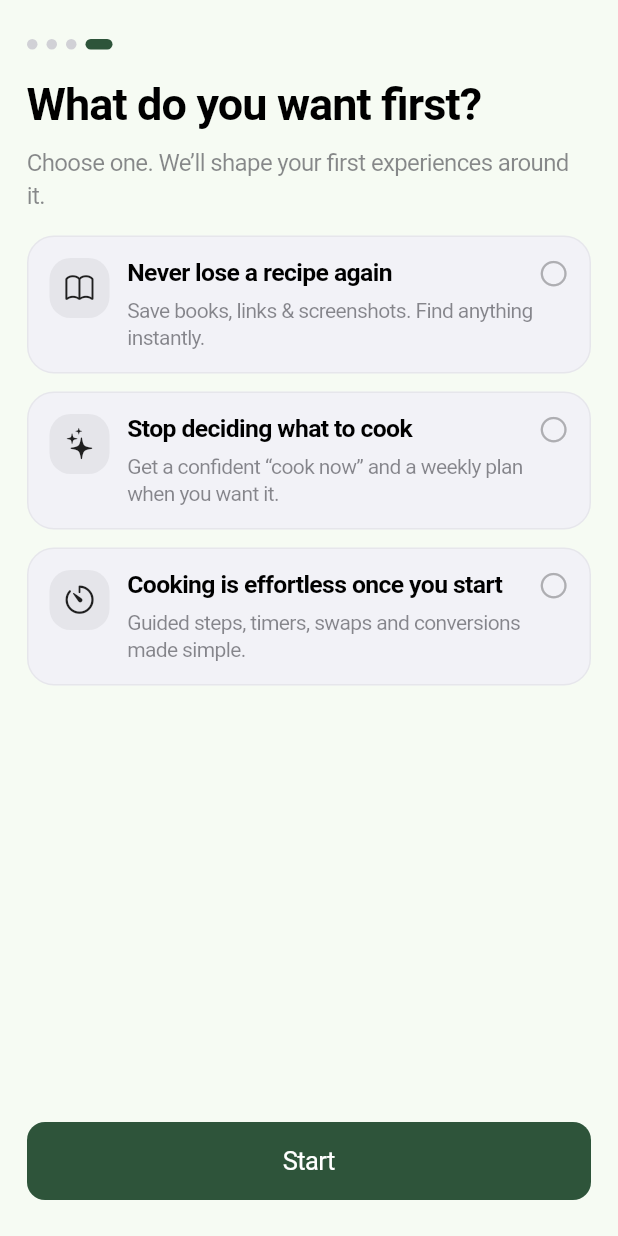
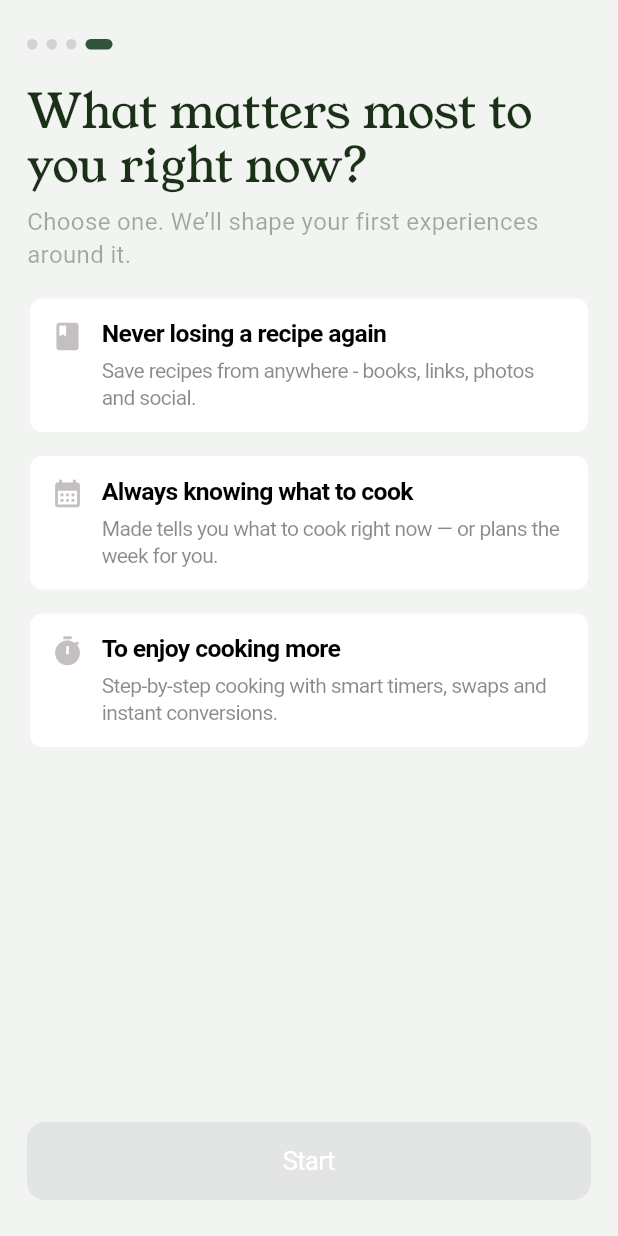
Before and after one commit to mattpidden/recipe_app, a Flutter app: the screen it shows after launch, swiped to page 4, on a phone screen of 412 x 824 dp. Run offline on Flutter 3.47's test engine with Material 3 defaults, Android fonts, the phone set to English and light mode, and no system bars; our stand-ins replace audioplayers, cloud_firestore, cloud_functions, firebase_analytics, firebase_auth, firebase_core and 11 more; missing offline and left inert: google_mlkit_barcode_scanning, google_mlkit_text_recognition, purchases_flutter, purchases_ui_flutter; accounts and stored records are empty; generated files the repository leaves out were written again; network calls fail.

Commit message:
added more onboarding features

```diff
--- a/lib/main.dart
+++ b/lib/main.dart
@@ -6,7 +6,7 @@ import 'package:provider/provider.dart';
 import 'package:recipe_app/firebase_options.dart';
 import 'package:recipe_app/main_page.dart';
 import 'package:recipe_app/notifiers/notifier.dart';
-import 'package:recipe_app/pages/onboarding_page.dart';
+import 'package:recipe_app/onboarding/onboarding_page.dart';
 import 'package:recipe_app/styles/colours.dart';
 import 'package:recipe_app/subscription/initalize.dart';
 
--- a/lib/pages/onboarding_page.dart
+++ b/lib/onboarding/onboarding_page.dart
@@ -1,3 +1,4 @@
+import 'package:firebase_auth/firebase_auth.dart';
 import 'package:flutter/cupertino.dart';
 import 'package:flutter/material.dart';
 import 'package:recipe_app/main_page.dart';
@@ -17,6 +18,15 @@ class _OnboardingPageState extends State<OnboardingPage> {
 
   String? _selectedOutcome; // page 4
 
+  Future<User> signInAnonymouslyIfNeeded() async {
+    final auth = FirebaseAuth.instance;
+    if (auth.currentUser != null) {
+      return auth.currentUser!;
+    }
+    final credential = await auth.signInAnonymously();
+    return credential.user!;
+  }
+
   void _next() {
     if (_page < 3) {
       _controller.nextPage(
@@ -27,7 +37,16 @@ class _OnboardingPageState extends State<OnboardingPage> {
       // TODO: persist _selectedOutcome, then go to personalised AHA flow / paywall
       // Example:
       // Navigator.of(context).pushReplacementNamed('/paywall');
+      Navigator.of(
+        context,
+      ).pushReplacement(MaterialPageRoute(builder: (_) => const MainPage()));
     }
+  }
+
+  @override
+  void initState() {
+    super.initState();
+    signInAnonymouslyIfNeeded();
   }
 
   @override
@@ -42,6 +61,7 @@ class _OnboardingPageState extends State<OnboardingPage> {
     final bottomPad = media.padding.bottom;
 
     return Scaffold(
+      backgroundColor: AppColors.backgroundColour,
       body: SafeArea(
         bottom: false,
         child: Column(
@@ -67,21 +87,21 @@ class _OnboardingPageState extends State<OnboardingPage> {
                   _OutcomePage(
                     headline: "Never lose a recipe again",
                     subhead:
-                        "Cookbooks, websites, reels, tiktoks — all saved in one place.",
+                        "Save recipes from anywhere - books, links, photos and social.",
+                    index: 1,
                     // Swap this placeholder for an image later
-                    hero: const _HeroBlob(icon: CupertinoIcons.book),
                   ),
                   _OutcomePage(
-                    headline: "Stop deciding what to cook",
+                    headline: "Always know what to cook",
                     subhead:
-                        "Get a confident suggestion for right now — or a plan for the week.",
-                    hero: const _HeroBlob(icon: CupertinoIcons.sparkles),
+                        "Made tells you what to cook right now — or plans the week for you.",
+                    index: 2,
                   ),
                   _OutcomePage(
-                    headline: "Cooking is effortless once you start",
+                    headline: "Just cook. We’ll handle the rest.",
                     subhead:
-                        "Step-by-step cooking mode with built-insmart timers, swaps and conversions.",
-                    hero: const _HeroBlob(icon: CupertinoIcons.timer),
+                        "Step-by-step cooking with smart timers, swaps and instant conversions.",
+                    index: 3,
                   ),
                   _PickOutcomePage(
                     selected: _selectedOutcome,
@@ -100,13 +120,7 @@ class _OnboardingPageState extends State<OnboardingPage> {
                     width: double.infinity,
                     child: CupertinoButton.filled(
                       onPressed: (_page == 3 && _selectedOutcome == null)
-                          ? () {
-                              Navigator.of(context).pushReplacement(
-                                MaterialPageRoute(
-                                  builder: (_) => const MainPage(),
-                                ),
-                              );
-                            }
+                          ? null
                           : _next,
                       child: Text(_page < 3 ? "Continue" : "Start"),
                     ),
@@ -125,12 +139,12 @@ class _OnboardingPageState extends State<OnboardingPage> {
 class _OutcomePage extends StatelessWidget {
   final String headline;
   final String subhead;
-  final Widget hero;
+  final int index;
 
   const _OutcomePage({
     required this.headline,
     required this.subhead,
-    required this.hero,
+    required this.index,
   });
 
   @override
@@ -155,7 +169,7 @@ class _OutcomePage extends StatelessWidget {
             child: Center(
               child: ConstrainedBox(
                 constraints: const BoxConstraints(maxWidth: 520),
-                child: hero,
+                child: Image.asset("assets/$index.png"),
               ),
             ),
           ),
@@ -173,54 +187,49 @@ class _PickOutcomePage extends StatelessWidget {
 
   @override
   Widget build(BuildContext context) {
-    final t = CupertinoTheme.of(context).textTheme;
     return Padding(
       padding: const EdgeInsets.fromLTRB(18, 14, 18, 10),
       child: Column(
         crossAxisAlignment: CrossAxisAlignment.start,
         children: [
           Text(
-            "What do you want first?",
-            style: t.navLargeTitleTextStyle.copyWith(
-              fontSize: 30,
-              height: 1.05,
-              letterSpacing: -0.6,
-            ),
+            "What matters most to you right now?",
+            style: TextStyles.hugeTitle.copyWith(height: 1),
           ),
           const SizedBox(height: 10),
           Text(
             "Choose one. We’ll shape your first experiences around it.",
-            style: t.textStyle.copyWith(
+            style: TextStyle(
               fontSize: 16,
               height: 1.35,
-              color: CupertinoColors.secondaryLabel,
+              color: AppColors.primaryTextColour.withAlpha(100),
             ),
           ),
           const SizedBox(height: 16),
 
           _ChoiceCard(
-            title: "Never lose a recipe again",
+            title: "Never losing a recipe again",
             subtitle:
-                "Save books, links & screenshots. Find anything instantly.",
-            icon: CupertinoIcons.book,
+                "Save recipes from anywhere - books, links, photos and social.",
+            icon: Icons.book,
             selected: selected == "save",
             onTap: () => onSelect("save"),
           ),
           const SizedBox(height: 12),
           _ChoiceCard(
-            title: "Stop deciding what to cook",
+            title: "Always knowing what to cook",
             subtitle:
-                "Get a confident “cook now” and a weekly plan when you want it.",
-            icon: CupertinoIcons.sparkles,
+                "Made tells you what to cook right now — or plans the week for you.",
+            icon: Icons.calendar_month,
             selected: selected == "decide",
             onTap: () => onSelect("decide"),
           ),
           const SizedBox(height: 12),
           _ChoiceCard(
-            title: "Cooking is effortless once you start",
+            title: "To enjoy cooking more",
             subtitle:
-                "Guided steps, timers, swaps and conversions made simple.",
-            icon: CupertinoIcons.timer,
+                "Step-by-step cooking with smart timers, swaps and instant conversions.",
+            icon: Icons.timer,
             selected: selected == "cook",
             onTap: () => onSelect("cook"),
           ),
@@ -252,12 +261,12 @@ class _ChoiceCard extends StatelessWidget {
     final t = CupertinoTheme.of(context).textTheme;
 
     final bg = selected
-        ? CupertinoTheme.of(context).primaryColor.withOpacity(0.12)
-        : CupertinoColors.systemGrey6;
+        ? const Color.fromARGB(255, 223, 235, 226)
+        : Colors.white;
 
     final border = selected
-        ? CupertinoTheme.of(context).primaryColor.withOpacity(0.45)
-        : CupertinoColors.systemGrey4.withOpacity(0.35);
+        ? AppColors.primaryColour
+        : AppColors.backgroundColour;
 
     return GestureDetector(
       behavior: HitTestBehavior.opaque,
@@ -266,20 +275,18 @@ class _ChoiceCard extends StatelessWidget {
         padding: const EdgeInsets.all(14),
         decoration: BoxDecoration(
           color: bg,
-          borderRadius: BorderRadius.circular(18),
-          border: Border.all(color: border, width: 1),
+          borderRadius: BorderRadius.circular(10),
+          border: Border.all(color: border, width: 2),
         ),
         child: Row(
           crossAxisAlignment: CrossAxisAlignment.start,
           children: [
-            Container(
-              width: 40,
-              height: 40,
-              decoration: BoxDecoration(
-                color: CupertinoColors.systemGrey5,
-                borderRadius: BorderRadius.circular(14),
-              ),
-              child: Icon(icon, size: 22),
+            Icon(
+              icon,
+              size: 22,
+              color: selected
+                  ? AppColors.primaryColour
+                  : AppColors.disabledColor.withAlpha(155),
             ),
             const SizedBox(width: 12),
             Expanded(
@@ -298,18 +305,6 @@ class _ChoiceCard extends StatelessWidget {
                           ),
                         ),
                       ),
-                      const SizedBox(width: 8),
-                      if (selected)
-                        const Icon(
-                          CupertinoIcons.check_mark_circled_solid,
-                          size: 20,
-                        ),
-                      if (!selected)
-                        const Icon(
-                          CupertinoIcons.circle,
-                          size: 20,
-                          color: CupertinoColors.systemGrey2,
-                        ),
                     ],
                   ),
                   const SizedBox(height: 6),
@@ -358,35 +353,3 @@ class _Dots extends StatelessWidget {
     );
   }
 }
-
-class _HeroBlob extends StatelessWidget {
-  final IconData icon;
-  const _HeroBlob({required this.icon});
-
-  @override
-  Widget build(BuildContext context) {
-    return AspectRatio(
-      aspectRatio: 1.08,
-      child: Container(
-        decoration: BoxDecoration(
-          color: CupertinoColors.systemGrey6,
-          borderRadius: BorderRadius.circular(32),
-          border: Border.all(
-            color: CupertinoColors.systemGrey4.withOpacity(0.35),
-          ),
-        ),
-        child: Center(
-          child: Container(
-            width: 120,
-            height: 120,
-            decoration: BoxDecoration(
-              color: CupertinoColors.systemGrey5,
-              borderRadius: BorderRadius.circular(999),
-            ),
-            child: Icon(icon, size: 46),
-          ),
-        ),
-      ),
-    );
-  }
-}
--- a/pubspec.yaml
+++ b/pubspec.yaml
@@ -75,3 +75,6 @@ flutter:
     - assets/logo.png
     - assets/white_logo.png
     - assets/timer_sound.mp3
+    - assets/1.png
+    - assets/2.png
+    - assets/3.png
```
Also changed, not shown: assets/1.png (added), assets/2.png (added), assets/3.png (added), lib/onboarding/add_recipe_demo_page.dart (added), lib/onboarding/cooking_mode_demo_page.dart (added), lib/onboarding/meal_plan_demo_page.dart (added), lib/onboarding/recipes_demo_page.dart (added).
